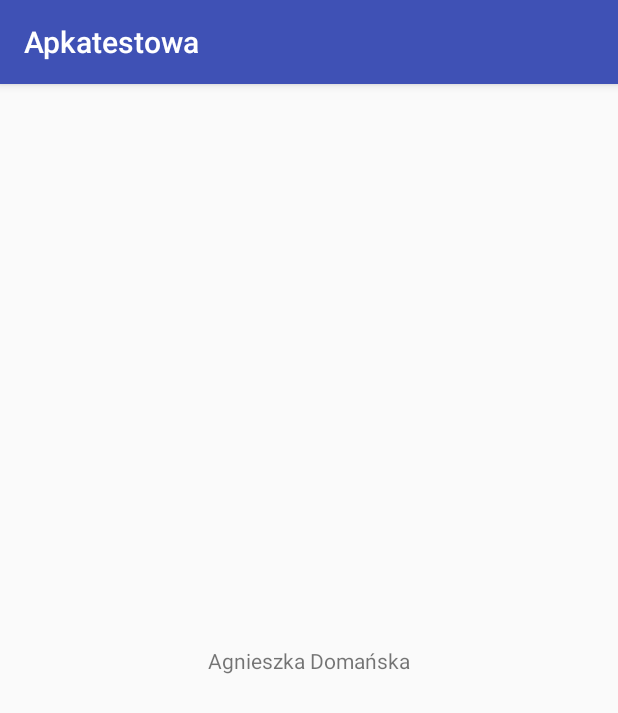
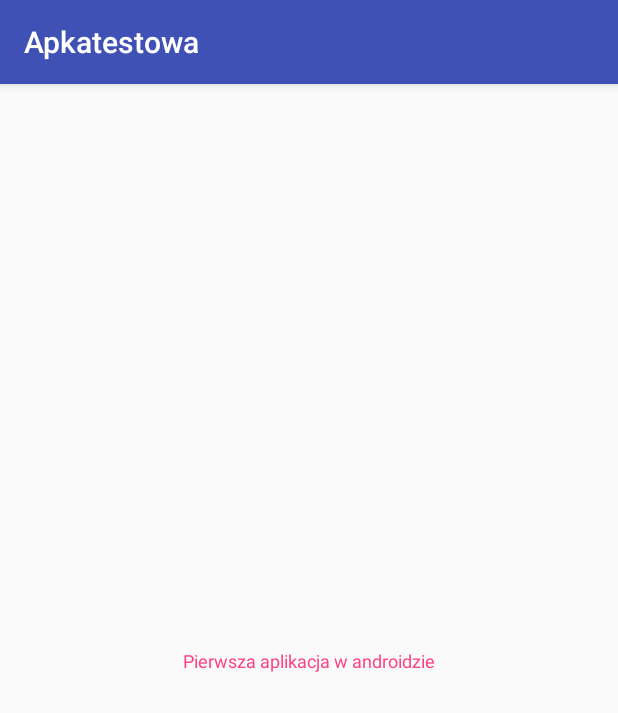
Before and after one commit to agniedom/laboratoriumPum, an Android app: the screen it shows after launch (MainActivity), on a phone screen of 412 x 824 dp. Shown: the top 713 px of the screen. Run offline under Robolectric (Android 15) with nearby library versions, the phone set to English and light mode, and no system bars.

Commit message:
zmiana tekstu, czcionki i koloru

```diff
--- a/app/src/main/res/layout/activity_main.xml
+++ b/app/src/main/res/layout/activity_main.xml
@@ -9,7 +9,9 @@
     <TextView
         android:layout_width="wrap_content"
         android:layout_height="wrap_content"
-        android:text="Agnieszka Domańska"
+        android:text="Pierwsza aplikacja w androidzie"
+        android:textColor="@color/colorAccent"
+        android:textSize="12sp"
         app:layout_constraintBottom_toBottomOf="parent"
         app:layout_constraintLeft_toLeftOf="parent"
         app:layout_constraintRight_toRightOf="parent"
--- a/app/src/main/res/values/colors.xml
+++ b/app/src/main/res/values/colors.xml
@@ -2,5 +2,5 @@
 <resources>
     <color name="colorPrimary">#3F51B5</color>
     <color name="colorPrimaryDark">#303F9F</color>
-    <color name="colorAccent">#FF4081</color>
+    <color name="colorAccent">#ff4081</color>
 </resources>
```
